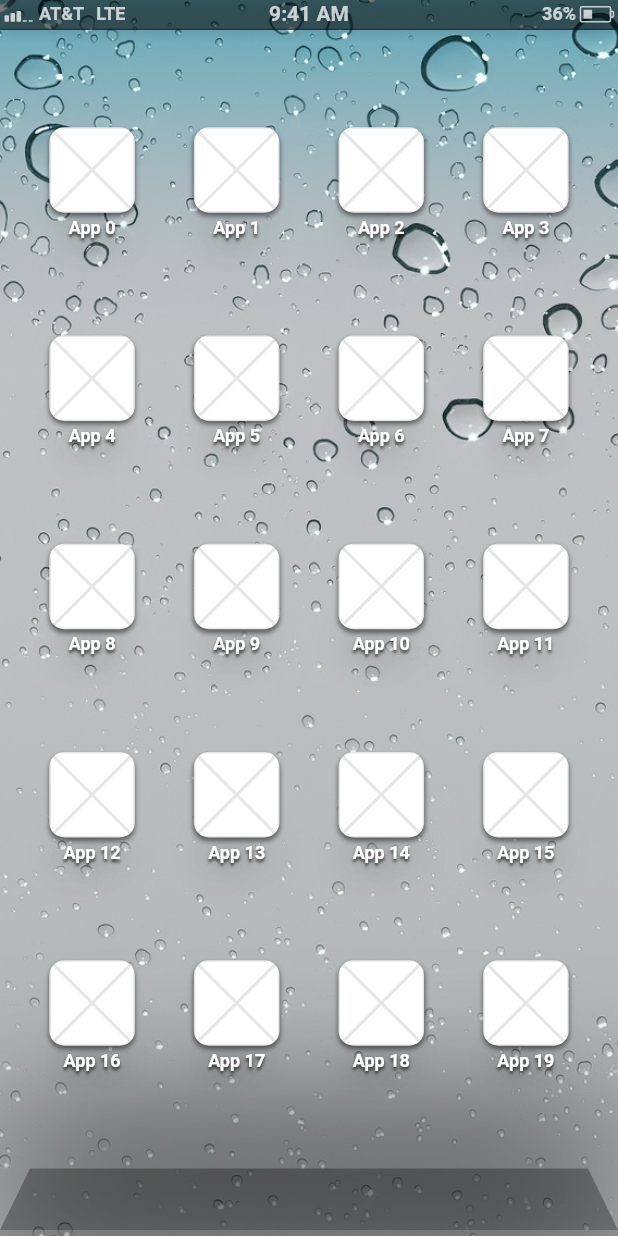
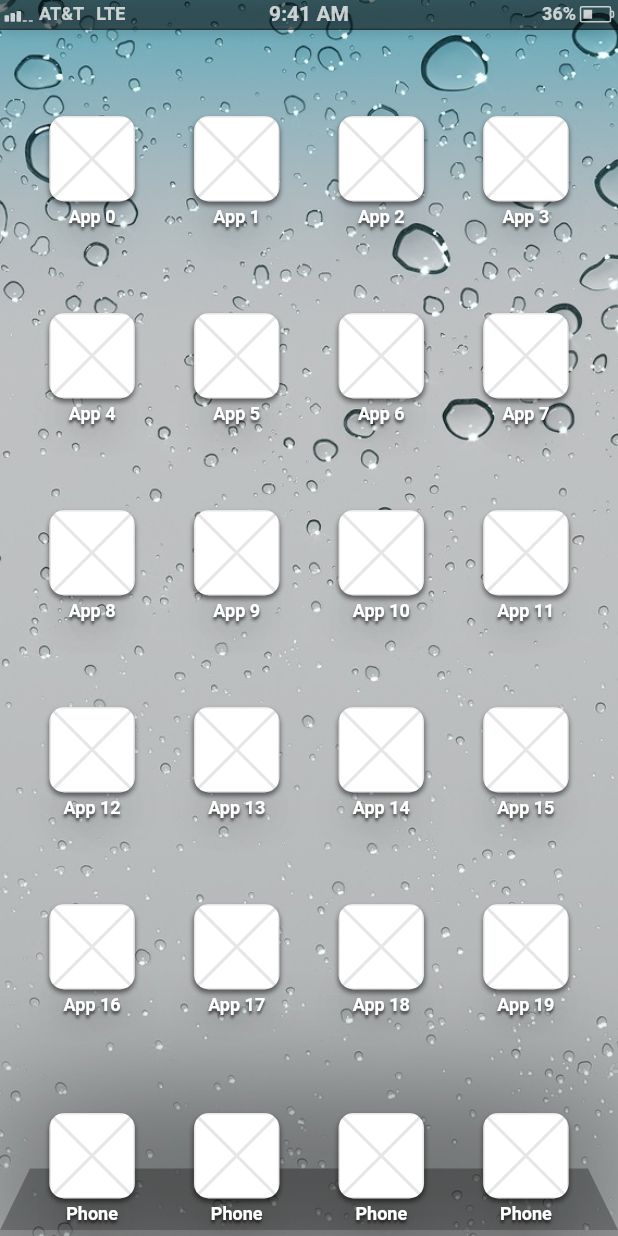
Before and after one commit to breitburg/forstall, a Flutter app: the screen it shows after launch, on a phone screen of 412 x 824 dp. Run offline on Flutter 3.47's test engine with Material 2 defaults, Android fonts, the light colour scheme and no system bars; Roboto replaces fonts that are missing (Helvetica).

Commit message:
Separate springboard

```diff
--- a/lib/main.dart
+++ b/lib/main.dart
@@ -1,9 +1,7 @@
 import 'package:flutter/cupertino.dart';
 import 'package:flutter/widgets.dart';
 import 'package:forstall/core/page_route.dart';
-import 'package:forstall/screens/sample.dart';
-import 'package:forstall/widgets/app_icon.dart';
-import 'package:forstall/widgets/dock/dock.dart';
+import 'package:forstall/screens/springboard.dart';
 import 'package:forstall/widgets/status_bar/status_bar.dart';
 
 void main() {
@@ -48,60 +46,3 @@ class ForstallApp extends StatelessWidget {
     );
   }
 }
-
-class Springboard extends StatelessWidget {
-  const Springboard({super.key});
-
-  @override
-  Widget build(BuildContext context) {
-    final effectivePadding = MediaQuery.of(context).padding;
-
-    return Container(
-      padding: effectivePadding,
-      decoration: BoxDecoration(
-        image: DecorationImage(
-          image: Image.asset('assets/bubbles.jpeg').image,
-          fit: BoxFit.cover,
-        ),
-      ),
-      child: Column(
-        verticalDirection: VerticalDirection.up,
-        children: [
-          Expanded(
-            child: PageView.builder(
-              itemBuilder: (BuildContext context, int index) {
-                return Column(
-                  mainAxisAlignment: MainAxisAlignment.spaceEvenly,
-                  children: [
-                    for (var row = 0; row < 5; row++)
-                      Row(
-                        mainAxisAlignment: MainAxisAlignment.spaceEvenly,
-                        children: [
-                          for (var app = 0; app < 4; app++)
-                            GestureDetector(
-                              onTap: () => Navigator.of(context).push(
-                                ForstallPageRoute(
-                                  builder: (BuildContext context) {
-                                    return const SampleScreen();
-                                  },
-                                ),
-                              ),
-                              child: SpringboardAppIcon(
-                                title: Text(
-                                  'App ${index * 4 * 5 + (row * 4) + app}',
-                                ),
-                              ),
-                            ),
-                        ],
-                      ),
-                  ],
-                );
-              },
-            ),
-          ),
-          const Dock(),
-        ].reversed.toList(),
-      ),
-    );
-  }
-}
--- /dev/null
+++ b/lib/screens/springboard.dart
@@ -0,0 +1,62 @@
+import 'package:flutter/widgets.dart';
+import 'package:forstall/core/page_route.dart';
+import 'package:forstall/screens/sample.dart';
+import 'package:forstall/widgets/app_icon.dart';
+import 'package:forstall/widgets/dock/dock.dart';
+
+class Springboard extends StatelessWidget {
+  const Springboard({super.key});
+
+  @override
+  Widget build(BuildContext context) {
+    final effectivePadding = MediaQuery.of(context).padding;
+
+    return Container(
+      padding: effectivePadding,
+      decoration: BoxDecoration(
+        image: DecorationImage(
+          image: Image.asset('assets/bubbles.jpeg').image,
+          fit: BoxFit.cover,
+        ),
+      ),
+      child: Column(
+        verticalDirection: VerticalDirection.up,
+        children: [
+          Expanded(
+            child: PageView.builder(
+              itemBuilder: (BuildContext context, int index) {
+                return Column(
+                  mainAxisAlignment: MainAxisAlignment.spaceEvenly,
+                  children: [
+                    for (var row = 0; row < 5; row++)
+                      Row(
+                        mainAxisAlignment: MainAxisAlignment.spaceEvenly,
+                        children: [
+                          for (var app = 0; app < 4; app++)
+                            GestureDetector(
+                              onTap: () => Navigator.of(context).push(
+                                ForstallPageRoute(
+                                  builder: (BuildContext context) {
+                                    return const SampleScreen();
+                                  },
+                                ),
+                              ),
+                              child: SpringboardAppIcon(
+                                title: Text(
+                                  'App ${index * 4 * 5 + (row * 4) + app}',
+                                ),
+                              ),
+                            ),
+                        ],
+                      ),
+                  ],
+                );
+              },
+            ),
+          ),
+          const Dock(),
+        ].reversed.toList(),
+      ),
+    );
+  }
+}
--- a/lib/widgets/dock/dock.dart
+++ b/lib/widgets/dock/dock.dart
@@ -1,12 +1,15 @@
 import 'package:flutter/widgets.dart';
+import 'package:forstall/widgets/app_icon.dart';
 
 class Dock extends StatelessWidget {
   const Dock({super.key});
 
   @override
   Widget build(BuildContext context) {
-    return Container(
-      constraints: const BoxConstraints.tightFor(height: 45),
+    return Stack(
+      alignment: Alignment.bottomCenter,
+      children: [
+        DecoratedBox(
           decoration: const BoxDecoration(
             boxShadow: [
               BoxShadow(
@@ -17,9 +20,31 @@ class Dock extends StatelessWidget {
             ],
           ),
           child: CustomPaint(
+            size: const Size.fromHeight(45),
             painter: DockPainter(),
-        child: Container(),
           ),
+        ),
+        Padding(
+          padding: const EdgeInsets.symmetric(vertical: 8.0),
+          child: Row(
+            mainAxisAlignment: MainAxisAlignment.spaceEvenly,
+            children: const [
+              SpringboardAppIcon(
+                title: Text('Phone'),
+              ),
+              SpringboardAppIcon(
+                title: Text('Phone'),
+              ),
+              SpringboardAppIcon(
+                title: Text('Phone'),
+              ),
+              SpringboardAppIcon(
+                title: Text('Phone'),
+              ),
+            ],
+          ),
+        ),
+      ],
     );
   }
 }
```
Lines whose indentation alone changed are shown as unchanged.
